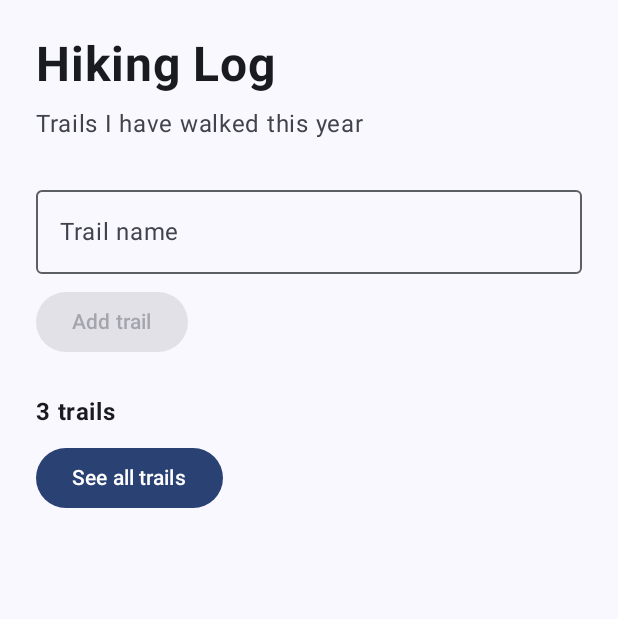
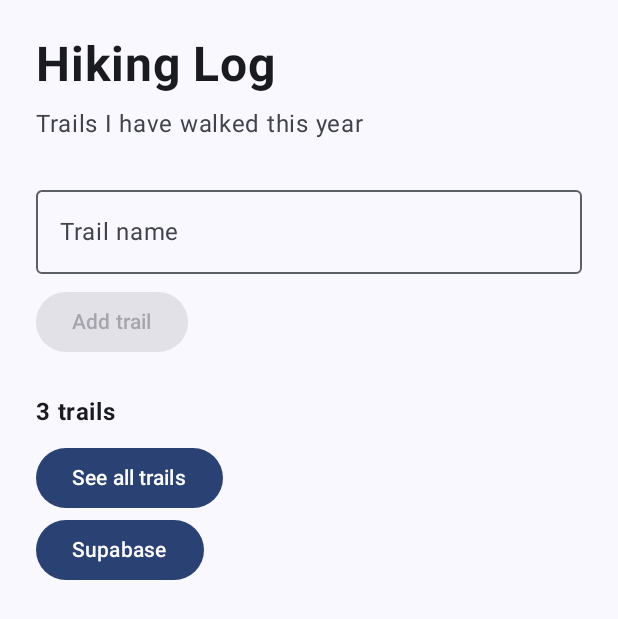
Before and after one commit to dzemal5/csc441-android-dzemal, an Android app built with Jetpack Compose: the screen it shows after launch (MainActivity), on a phone screen of 412 x 824 dp. Shown: the top 619 px of the screen. Run offline under Robolectric (Android 15) with nearby library versions, the phone set to English and light mode, and no system bars.

Commit message:
S21 done

```diff
--- a/app/build.gradle.kts
+++ b/app/build.gradle.kts
@@ -44,6 +44,11 @@ dependencies {
     implementation(libs.androidx.compose.ui.tooling.preview)
     implementation(libs.androidx.core.ktx)
     implementation(libs.androidx.lifecycle.runtime.ktx)
+    implementation("org.jetbrains.kotlinx:kotlinx-coroutines-android:1.10.0")
+    implementation("com.squareup.retrofit2:retrofit:3.0.0")
+    implementation("com.squareup.retrofit2:converter-gson:3.0.0")
+    implementation("androidx.lifecycle:lifecycle-viewmodel-compose:2.10.0")
+    implementation("androidx.lifecycle:lifecycle-runtime-compose:2.10.0")
     testImplementation(libs.junit)
     androidTestImplementation(platform(libs.androidx.compose.bom))
     androidTestImplementation(libs.androidx.compose.ui.test.junit4)
--- a/app/src/main/AndroidManifest.xml
+++ b/app/src/main/AndroidManifest.xml
@@ -1,6 +1,7 @@
 <?xml version="1.0" encoding="utf-8"?>
 <manifest xmlns:android="http://schemas.android.com/apk/res/android"
     xmlns:tools="http://schemas.android.com/tools">
+    <uses-permission android:name="android.permission.INTERNET"/>
 
     <application
         android:allowBackup="true"
--- a/app/src/main/java/edu/lemoyne/campusapp/CampusAppScreen.kt
+++ b/app/src/main/java/edu/lemoyne/campusapp/CampusAppScreen.kt
@@ -60,7 +60,7 @@ fun CounterDemo() {
 
 // --- Class 9 · Step 2: one owner for the data ---
 @Composable
-fun CampusAppScreen(modifier: Modifier = Modifier) {
+fun CampusAppScreen(showcaseState: ShowcaseUiState, modifier: Modifier = Modifier) {
     // --- Class 7 · Step 2: the list lives in state ---
     val trails = remember {
         mutableStateListOf("Green Lakes State Park", "Clark Reservation", "Highland Forest")
@@ -74,6 +74,7 @@ fun CampusAppScreen(modifier: Modifier = Modifier) {
             trails = trails,
             onAddTrail = { trails.add(it) },
             onSeeAll = { currentScreen = "list" },
+            onSupabase = { currentScreen = "supaabse" },
             modifier = modifier
         )
         "list" -> ListScreen(
@@ -83,6 +84,13 @@ fun CampusAppScreen(modifier: Modifier = Modifier) {
             onRemove = { trails.remove(it) },
             modifier = modifier
         )
+
+        "supaabse" -> InterestsScreen(
+            state = showcaseState,
+            onBack = { currentScreen = "home" },
+            modifier = modifier
+        )
+
     }
 }
 
@@ -92,6 +100,7 @@ fun HomeScreen(
     trails: List<String>,
     onAddTrail: (String) -> Unit,
     onSeeAll: () -> Unit,
+    onSupabase: () -> Unit,
     modifier: Modifier = Modifier
 ) {
     // --- Class 7 · Step 3: what's typed lives in state ---
@@ -179,6 +188,10 @@ fun HomeScreen(
         // --- Class 9 · Step 5: a way to the second screen ---
         Button(onClick = onSeeAll) {
             Text("See all trails")
+        }
+
+        Button(onClick = onSupabase) {
+            Text("Supabase")
         }
     }
 }
@@ -271,7 +284,8 @@ fun HomeScreenPreview() {
         HomeScreen(
             trails = listOf("Green Lakes State Park", "Clark Reservation"),
             onAddTrail = {},
-            onSeeAll = {}
+            onSeeAll = {},
+            onSupabase = {}
         )
     }
 }
--- a/app/src/main/java/edu/lemoyne/campusapp/MainActivity.kt
+++ b/app/src/main/java/edu/lemoyne/campusapp/MainActivity.kt
@@ -4,6 +4,7 @@ import android.os.Bundle
 import androidx.activity.ComponentActivity
 import androidx.activity.compose.setContent
 import androidx.activity.enableEdgeToEdge
+import androidx.activity.viewModels
 import androidx.compose.foundation.layout.Column
 import androidx.compose.foundation.layout.Spacer
 import androidx.compose.foundation.layout.fillMaxSize
@@ -16,6 +17,7 @@ import androidx.compose.material3.OutlinedTextField
 import androidx.compose.material3.Scaffold
 import androidx.compose.material3.Text
 import androidx.compose.runtime.Composable
+import androidx.compose.runtime.collectAsState
 import androidx.compose.runtime.getValue
 import androidx.compose.runtime.mutableStateListOf
 import androidx.compose.runtime.mutableStateOf
@@ -30,15 +32,22 @@ import edu.lemoyne.campusapp.ui.theme.CampusAppTheme
 
 class MainActivity : ComponentActivity() {
 
+    //Step 6
+    val showcaseViewModel: ShowcaseViewModel by viewModels()
 
     override fun onCreate(savedInstanceState: Bundle?) {
         super.onCreate(savedInstanceState)
+        //Step 6
+        showcaseViewModel.refresh()
         enableEdgeToEdge()
 
         setContent {
+            //Step 6
+            val showcaseState by showcaseViewModel.uiState.collectAsState()
             CampusAppTheme {
                 Scaffold(modifier = Modifier.fillMaxSize()) { innerPadding ->
-                    CampusAppScreen(modifier = Modifier.padding(innerPadding))
+                    //Step 6
+                    CampusAppScreen(showcaseState = showcaseState, modifier = Modifier.padding(innerPadding))
                 }
             }
         }
--- /dev/null
+++ b/app/src/main/java/edu/lemoyne/campusapp/ShowcaseApi.kt
@@ -0,0 +1,25 @@
+package edu.lemoyne.campusapp
+
+import retrofit2.Retrofit
+import retrofit2.converter.gson.GsonConverterFactory
+import retrofit2.create
+import retrofit2.http.GET
+import retrofit2.http.Header
+
+interface ShowcaseApi {
+    @GET("/rest/v1/showcase_items")
+    suspend fun getShowcaseItems(
+        @Header("apikey") apiKey: String
+    ): List<ShowcaseItem>
+}
+
+object ShowcaseService {
+    const val API_KEY = "sb_publishable_CMmwZHnzLEc9zGKlumtKDQ_Vi6J_7xD"
+    const val BASE_URL = "https://todtldynznwinzirttwy.supabase.co"
+
+    val api: ShowcaseApi = Retrofit.Builder()
+        .baseUrl(BASE_URL)
+        .addConverterFactory(GsonConverterFactory.create())
+        .build()
+        .create(ShowcaseApi::class.java)
+}
--- /dev/null
+++ b/app/src/main/java/edu/lemoyne/campusapp/ShowcaseRepository.kt
@@ -0,0 +1,12 @@
+package edu.lemoyne.campusapp
+
+import kotlinx.coroutines.Dispatchers
+import kotlinx.coroutines.withContext
+
+class ShowcaseRepository(private val api: ShowcaseApi = ShowcaseService.api) {
+
+    suspend fun loadItems(): List<ShowcaseItem> =
+        withContext(Dispatchers.IO) {
+            api.getShowcaseItems(ShowcaseService.API_KEY)
+        }
+}
--- /dev/null
+++ b/app/src/main/java/edu/lemoyne/campusapp/ShowcaseViewModel.kt
@@ -0,0 +1,32 @@
+package edu.lemoyne.campusapp
+
+import androidx.lifecycle.ViewModel
+import androidx.lifecycle.viewModelScope
+import kotlinx.coroutines.flow.MutableStateFlow
+import kotlinx.coroutines.flow.StateFlow
+import kotlinx.coroutines.launch
+
+sealed class ShowcaseUiState {
+    data object Loading: ShowcaseUiState()
+    data class Success(val items: List<ShowcaseItem>): ShowcaseUiState()
+    data class Error(val message: String): ShowcaseUiState()
+}
+
+class ShowcaseViewModel: ViewModel() {
+    private val repository = ShowcaseRepository()
+
+    private val _uiState = MutableStateFlow<ShowcaseUiState>(ShowcaseUiState.Loading)
+    val uiState: StateFlow<ShowcaseUiState> = _uiState
+
+    fun refresh() {
+        viewModelScope.launch {
+            _uiState.value = ShowcaseUiState.Loading
+            try {
+                val items = repository.loadItems()
+                _uiState.value = ShowcaseUiState.Success(items)
+            } catch (error: Exception) {
+                _uiState.value = ShowcaseUiState.Error(error.message ?: "Network error")
+            }
+        }
+    }
+}
```
Also changed, not shown: app/src/main/java/edu/lemoyne/campusapp/InterestsScreen.kt (added, +45 -0 lines), app/src/main/java/edu/lemoyne/campusapp/ShowcaseItem.kt (added, +12 -0 lines).
